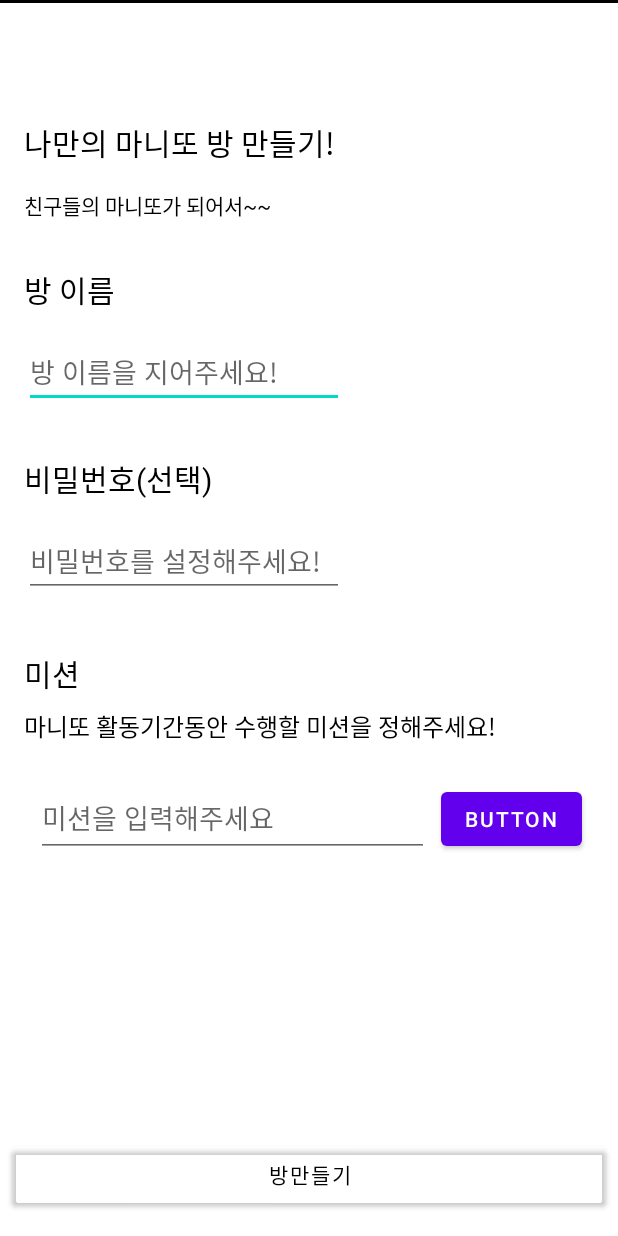
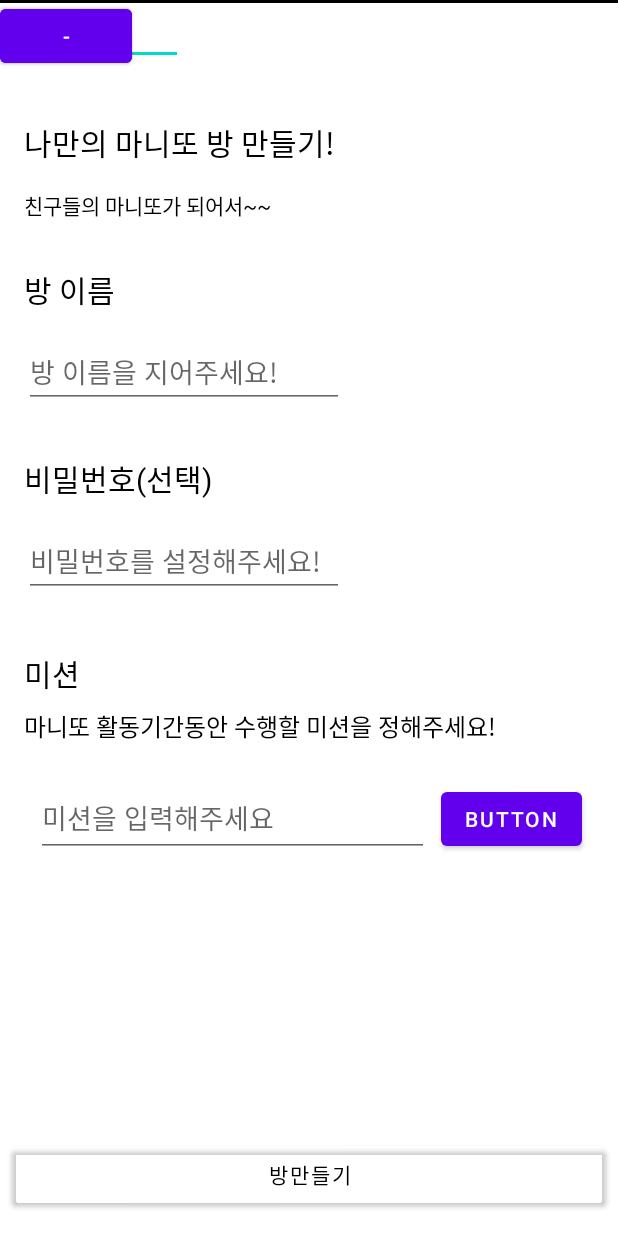
Before and after one commit to instructor-set/manito, an Android app: the CreateActivity screen opened directly, with no data from a screen before it, on a phone screen of 412 x 824 dp. Run offline under Robolectric (Android 15) with nearby library versions, the phone set to English and light mode, and no system bars; our stand-ins replace Firebase (no records; nobody signed in at launch, a user with empty details on screens opened directly); libraries missing offline, so code that uses them is left out: splitties.activities.start, splitties.bundle, splitties.bundle.putExtras; 1 statement that could not run was skipped.

Commit message:
사람 수 실행이 안되요 ㅠㅠㅠㅠㅠㅠㅠㅠㅠ

```diff
--- a/app/src/main/java/com/instructor/manito/CreateActivity.kt
+++ b/app/src/main/java/com/instructor/manito/CreateActivity.kt
@@ -1,6 +1,8 @@
 package com.instructor.manito
 
 import android.os.Bundle
+import android.widget.Button
+import android.widget.EditText
 import androidx.appcompat.app.AppCompatActivity
 import androidx.recyclerview.widget.LinearLayoutManager
 import com.google.firebase.database.ServerValue
@@ -12,6 +14,7 @@ import com.instructor.manito.lib.Database
 import com.instructor.manito.lib.Util.dummy
 import splitties.activities.start
 import splitties.bundle.putExtras
+import java.lang.reflect.Member
 
 class CreateActivity : AppCompatActivity() {
     private val bind by lazy {
@@ -24,10 +27,26 @@ class CreateActivity : AppCompatActivity() {
 
     override fun onCreate(savedInstanceState: Bundle?) {
 
+//        val memberNum = findViewById<EditText>(R.id.MemberNumEditText)
+//        val btnAdd = findViewById<Button>(R.id.AddButton)
+//        val btnMinus = findViewById<Button>(R.id.MinusButton)
+        var count:Int =0
 
 
         super.onCreate(savedInstanceState)
         with(bind) {
+
+            MemberNumEditText.setText(count)
+
+            AddButton.setOnClickListener{
+                count++;
+                MemberNumEditText.setText(count)
+            }
+            MinusButton.setOnClickListener{
+                count--;
+                MemberNumEditText.setText(count)
+            }
+
             dataList.add("미션1")
             setContentView(root)
             createCreateRoomButton.setOnClickListener {
--- a/app/src/main/res/layout/activity_create.xml
+++ b/app/src/main/res/layout/activity_create.xml
@@ -6,9 +6,14 @@
     android:layout_height="match_parent"
     tools:context=".CreateActivity">
 
-    <ListView
-        android:layout_width="match_parent"
-        android:layout_height="match_parent" />
+    <EditText
+        android:id="@+id/MemberNumEditText"
+        android:layout_width="122dp"
+        android:layout_height="43dp"
+        android:ems="10"
+        android:inputType="number"
+        tools:layout_editor_absoluteX="258dp"
+        tools:layout_editor_absoluteY="190dp" />
 
     <View
         android:layout_width="match_parent"
@@ -154,4 +159,20 @@
         app:layout_constraintTop_toBottomOf="@+id/textView4"
         tools:listitem="@layout/cell_mission" />
 
+    <Button
+        android:id="@+id/AddButton"
+        android:layout_width="wrap_content"
+        android:layout_height="wrap_content"
+        android:text="+"
+        tools:layout_editor_absoluteX="270dp"
+        tools:layout_editor_absoluteY="234dp" />
+
+    <Button
+        android:id="@+id/MinusButton"
+        android:layout_width="wrap_content"
+        android:layout_height="wrap_content"
+        android:text="-"
+        tools:layout_editor_absoluteX="271dp"
+        tools:layout_editor_absoluteY="290dp" />
+
 </androidx.constraintlayout.widget.ConstraintLayout>
```
